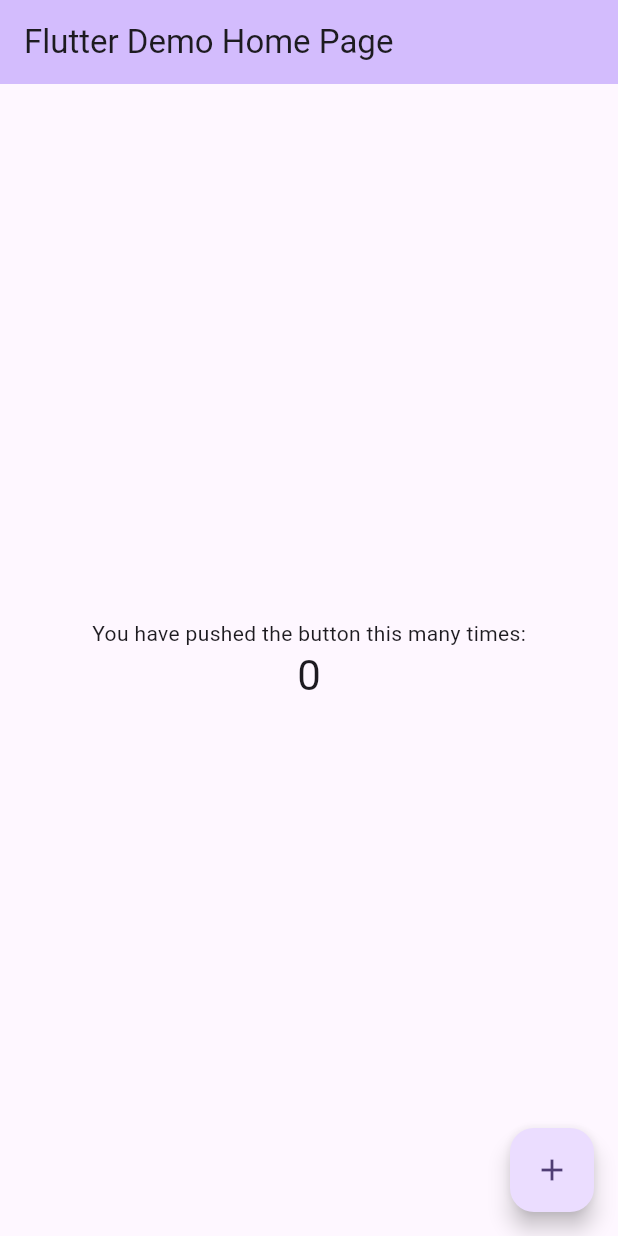
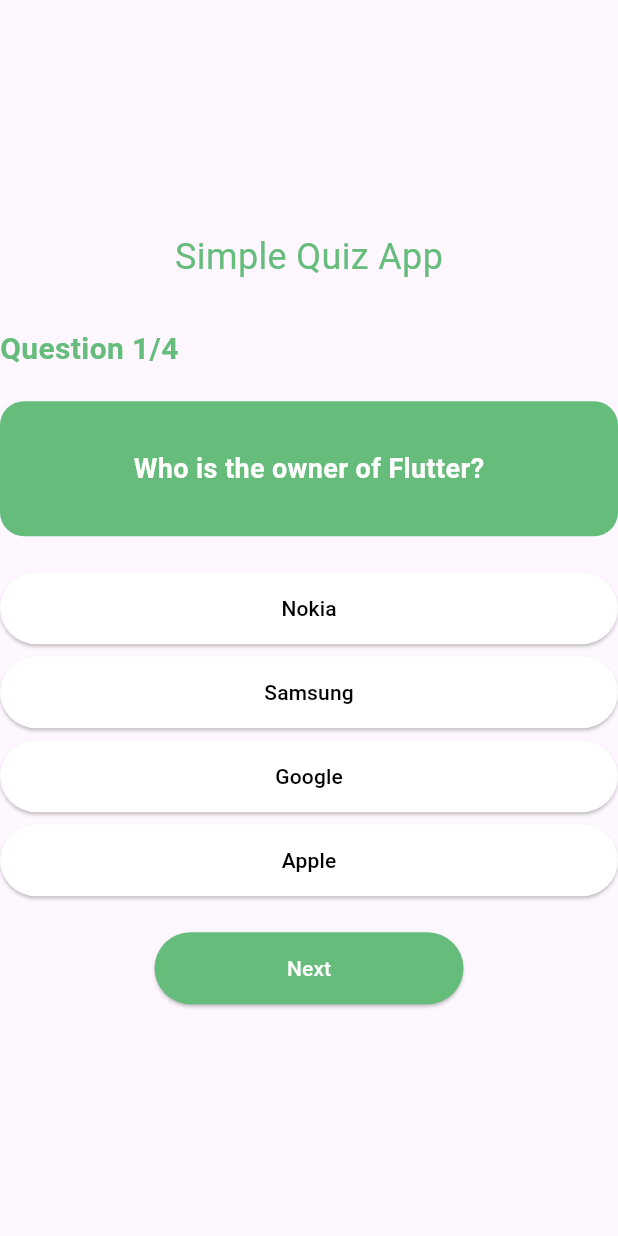
Before and after one commit to thekuldeepnagar/quiz, a Flutter app: the screen it shows after launch, on a phone screen of 412 x 824 dp. Run offline on Flutter 3.47's test engine with Material 2 defaults, Android fonts, the phone set to English and light mode, and no system bars.

Commit message:
Create Quiz screen,Quiz model AND add functionality

```diff
--- a/lib/main.dart
+++ b/lib/main.dart
@@ -1,7 +1,10 @@
 import 'package:flutter/material.dart';
+import 'package:quiz/view/quiz_screen.dart';
 
 void main() {
+
   runApp(const MyApp());
+
 }
 
 class MyApp extends StatelessWidget {
@@ -11,100 +14,13 @@
   @override
   Widget build(BuildContext context) {
     return MaterialApp(
+      debugShowCheckedModeBanner: false,
       title: 'Flutter Demo',
       theme: ThemeData(
         colorScheme: ColorScheme.fromSeed(seedColor: Colors.deepPurple),
         useMaterial3: true,
       ),
-      home: const MyHomePage(title: 'Flutter Demo Home Page'),
+      home: QuizScreen(),
     );
   }
 }
-
-class MyHomePage extends StatefulWidget {
-  const MyHomePage({super.key, required this.title});
-
-  // This widget is the home page of your application. It is stateful, meaning
-  // that it has a State object (defined below) that contains fields that affect
-  // how it looks.
-
-  // This class is the configuration for the state. It holds the values (in this
-  // case the title) provided by the parent (in this case the App widget) and
-  // used by the build method of the State. Fields in a Widget subclass are
-  // always marked "final".
-
-  final String title;
-
-  @override
-  State<MyHomePage> createState() => _MyHomePageState();
-}
-
-class _MyHomePageState extends State<MyHomePage> {
-  int _counter = 0;
-
-  void _incrementCounter() {
-    setState(() {
-      // This call to setState tells the Flutter framework that something has
-      // changed in this State, which causes it to rerun the build method below
-      // so that the display can reflect the updated values. If we changed
-      // _counter without calling setState(), then the build method would not be
-      // called again, and so nothing would appear to happen.
-      _counter++;
-    });
-  }
-
-  @override
-  Widget build(BuildContext context) {
-    // This method is rerun every time setState is called, for instance as done
-    // by the _incrementCounter method above.
-    //
-    // The Flutter framework has been optimized to make rerunning build methods
-    // fast, so that you can just rebuild anything that needs updating rather
-    // than having to individually change instances of widgets.
-    return Scaffold(
-      appBar: AppBar(
-        // TRY THIS: Try changing the color here to a specific color (to
-        // Colors.amber, perhaps?) and trigger a hot reload to see the AppBar
-        // change color while the other colors stay the same.
-        backgroundColor: Theme.of(context).colorScheme.inversePrimary,
-        // Here we take the value from the MyHomePage object that was created by
-        // the App.build method, and use it to set our appbar title.
-        title: Text(widget.title),
-      ),
-      body: Center(
-        // Center is a layout widget. It takes a single child and positions it
-        // in the middle of the parent.
-        child: Column(
-          // Column is also a layout widget. It takes a list of children and
-          // arranges them vertically. By default, it sizes itself to fit its
-          // children horizontally, and tries to be as tall as its parent.
-          //
-          // Column has various properties to control how it sizes itself and
-          // how it positions its children. Here we use mainAxisAlignment to
-          // center the children vertically; the main axis here is the vertical
-          // axis because Columns are vertical (the cross axis would be
-          // horizontal).
-          //
-          // TRY THIS: Invoke "debug painting" (choose the "Toggle Debug Paint"
-          // action in the IDE, or press "p" in the console), to see the
-          // wireframe for each widget.
-          mainAxisAlignment: MainAxisAlignment.center,
-          children: <Widget>[
-            const Text(
-              'You have pushed the button this many times:',
-            ),
-            Text(
-              '$_counter',
-              style: Theme.of(context).textTheme.headlineMedium,
-            ),
-          ],
-        ),
-      ),
-      floatingActionButton: FloatingActionButton(
-        onPressed: _incrementCounter,
-        tooltip: 'Increment',
-        child: const Icon(Icons.add),
-      ), // This trailing comma makes auto-formatting nicer for build methods.
-    );
-  }
-}
--- /dev/null
+++ b/lib/model/quiz_model.dart
@@ -0,0 +1,58 @@
+class Question {
+  final String questionText;
+  final List<Answer> answersList;
+
+  Question(this.questionText, this.answersList);
+}
+
+class Answer {
+  final String answerText;
+  final bool isCorrect;
+
+  Answer(this.answerText, this.isCorrect);
+}
+
+List<Question> getQuestions() {
+  List<Question> list = [];
+  //ADD questions and answer here
+
+  list.add(Question(
+    "Who is the owner of Flutter?",
+    [
+      Answer("Nokia", false),
+      Answer("Samsung", false),
+      Answer("Google", true),
+      Answer("Apple", false),
+    ],
+  ));
+
+  list.add(Question(
+    "Who owns Iphone?",
+    [
+      Answer("Apple", true),
+      Answer("Microsoft", false),
+      Answer("Google", false),
+      Answer("Nokia", false),
+    ],
+  ));
+
+  list.add(Question(
+    "Youtube is _________  platform?",
+    [
+      Answer("Music Sharing", false),
+      Answer("Video Sharing", false),
+      Answer("Live Streaming", false),
+      Answer("All of the above", true),
+    ],
+  ));
+
+  list.add(Question(
+    "Flutter user dart as a language?",
+    [
+      Answer("True", true),
+      Answer("False", false),
+    ],
+  ));
+
+  return list;
+}
--- /dev/null
+++ b/lib/view/quiz_screen.dart
@@ -0,0 +1,189 @@
+import 'package:flutter/material.dart';
+import 'package:quiz/model/quiz_model.dart';
+
+class QuizScreen extends StatefulWidget {
+  @override
+  State<QuizScreen> createState() => _QuizScreenState();
+}
+
+class _QuizScreenState extends State<QuizScreen> {
+  //define the datas
+  List<Question> questionList = getQuestions();
+  int currentQuestionIndex = 0;
+  int score = 0;
+  Answer? selectedAnswer;
+
+  @override
+  Widget build(BuildContext context) {
+    return Scaffold(
+      body: SafeArea(
+        child: Scrollbar(
+          child: Container(
+            child:
+            Column(
+                mainAxisAlignment: MainAxisAlignment.center,
+                children: [
+                        const Text(
+                          "Simple Quiz App",
+                          style: TextStyle(
+                            color: Color(0xff65bc7b),
+                            fontSize: 24,
+                          ),
+                        ),
+                        SizedBox(height: 30,),
+                        _questionWidget(),
+                         SizedBox(height: 20,),
+                        _answerList(),
+                        SizedBox(height: 20,),
+                        _nextButton(),
+            ]),
+          ),
+        ),
+      ),
+    );
+  }
+
+  _questionWidget() {
+    return Column(
+      crossAxisAlignment: CrossAxisAlignment.start,
+      mainAxisAlignment: MainAxisAlignment.center,
+      children: [
+        Text(
+          "Question ${currentQuestionIndex + 1}/${questionList.length.toString()}",
+          style: const TextStyle(
+            color: Color(0xff65bc7b),
+            fontSize: 20,
+            fontWeight: FontWeight.w600,
+          ),
+        ),
+        const SizedBox(height: 20),
+        Container(
+          alignment: Alignment.center,
+          width: double.infinity,
+          padding: const EdgeInsets.all(32),
+          decoration: BoxDecoration(
+            color: Color(0xff65bc7b),
+            borderRadius: BorderRadius.circular(16),
+          ),
+          child: Text(
+            questionList[currentQuestionIndex].questionText,
+            style: const TextStyle(
+              color: Colors.white,
+              fontSize: 18,
+              fontWeight: FontWeight.w600,
+            ),
+          ),
+        )
+      ],
+    );
+  }
+
+  _answerList() {
+    return Column(
+      children: questionList[currentQuestionIndex]
+          .answersList
+          .map(
+            (e) => _answerButton(e),
+      )
+          .toList(),
+    );
+  }
+
+  Widget _answerButton(Answer answer)
+  {
+    bool isSelected = answer == selectedAnswer;
+
+    return Container(
+      width: double.infinity,
+      margin: const EdgeInsets.symmetric(vertical: 4),
+      height: 48,
+      child: ElevatedButton(
+        child: Text(answer.answerText),
+        style: ElevatedButton.styleFrom(
+          shape: const StadiumBorder(),
+          primary: isSelected ? Color(0xff65bc7b) : Colors.white,
+          onPrimary: isSelected ? Colors.white : Colors.black,
+        ),
+        onPressed: () {
+          if (selectedAnswer == null) {
+            if (answer.isCorrect) {
+              score++;
+            }
+            setState(()
+            {
+              selectedAnswer = answer;
+            });
+          }
+        },
+      ),
+    );
+  }
+
+  _nextButton() {
+    bool isLastQuestion = false;
+    if (currentQuestionIndex == questionList.length - 1) {
+      isLastQuestion = true;
+    }
+
+    return Container(
+      width: MediaQuery.of(context).size.width * 0.5,
+      height: 48,
+      child: ElevatedButton(
+        child: Text(isLastQuestion ? "Submit" : "Next"),
+        style: ElevatedButton.styleFrom(
+          shape: const StadiumBorder(),
+          primary: Color(0xff65bc7b),
+          onPrimary: Colors.white,
+        ),
+        onPressed: () {
+          if (isLastQuestion)
+          {
+
+            if(selectedAnswer != null && score != null)
+            {
+              showDialog(context: context, builder: (_) => _showScoreDialog());
+            }
+            else{
+
+            }
+
+          } else {
+            //next question
+            setState(() {
+              selectedAnswer = null;
+              currentQuestionIndex++;
+            });
+          }
+        },
+      ),
+    );
+  }
+
+  _showScoreDialog() {
+    bool isPassed = false;
+
+    if (score >= questionList.length * 0.6) {
+      //pass if 60 %
+      isPassed = true;
+    }
+    String title = isPassed ? "Passed " : "Failed";
+
+    return AlertDialog(
+      title: Text(
+        title + " | Score is $score",
+        style: TextStyle(color: isPassed ? Colors.green : Colors.redAccent),
+      ),
+      content: ElevatedButton(
+        child: const Text("Restart"),
+        onPressed: () {
+          Navigator.pop(context);
+          setState(() {
+            currentQuestionIndex = 0;
+            score = 0;
+            selectedAnswer = null;
+          });
+        },
+      ),
+    );
+  }
+}
```
